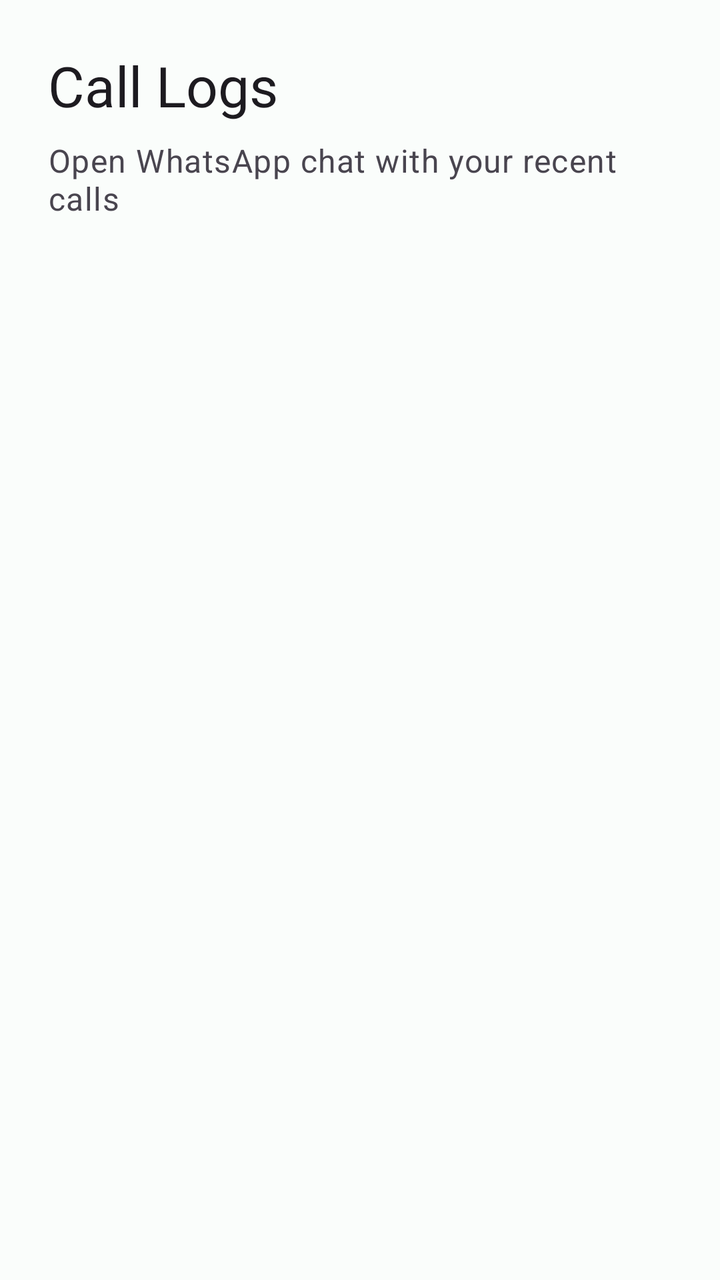
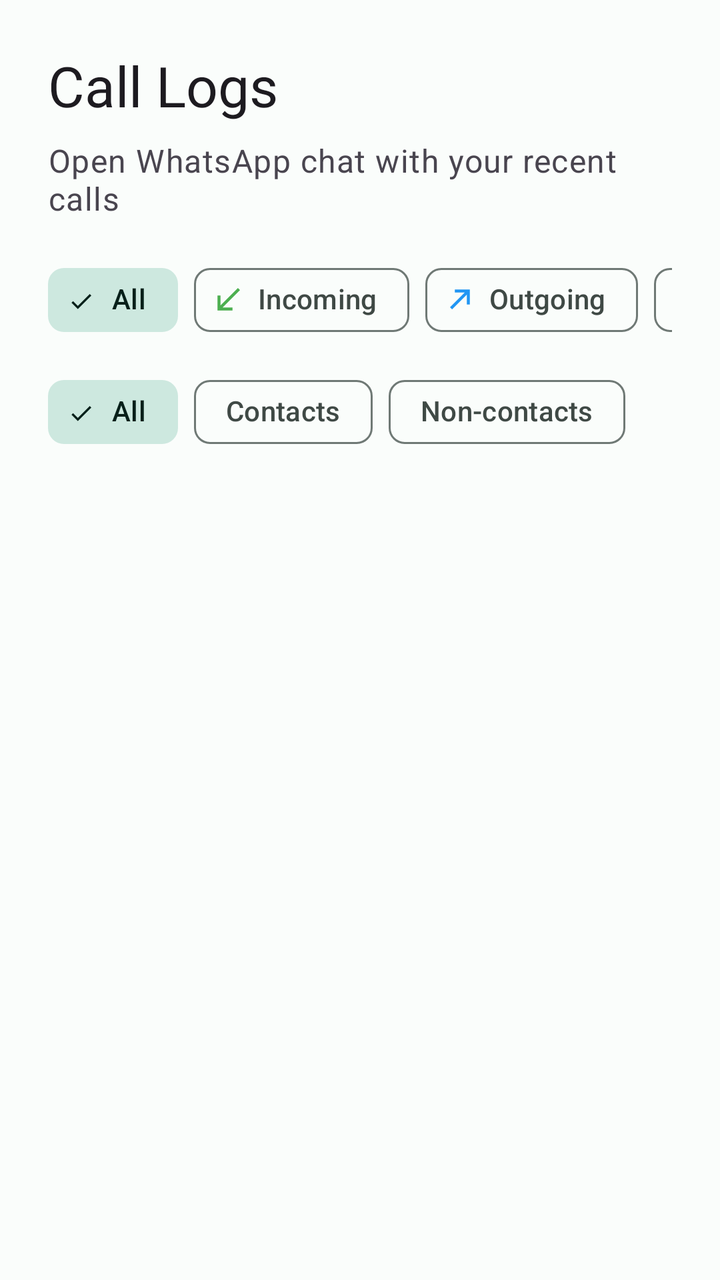

Two renders of the same Android screen: before a commit and after it. Below are the layout's source before the change and the commit's diff.
<!-- AndroidManifest.xml: application theme Theme.WhatsOpen -->
<!-- res/layout/fragment_call_logs.xml -->
<?xml version="1.0" encoding="utf-8"?>
<androidx.constraintlayout.widget.ConstraintLayout xmlns:android="http://schemas.android.com/apk/res/android"
    xmlns:app="http://schemas.android.com/apk/res-auto"
    android:layout_width="match_parent"
    android:layout_height="match_parent"
    android:padding="@dimen/screen_padding">

    <TextView
        android:id="@+id/title"
        android:layout_width="wrap_content"
        android:layout_height="wrap_content"
        android:text="@string/nav_call_logs"
        android:textAppearance="?attr/textAppearanceHeadlineMedium"
        app:layout_constraintStart_toStartOf="parent"
        app:layout_constraintTop_toTopOf="parent" />

    <TextView
        android:id="@+id/subtitle"
        android:layout_width="wrap_content"
        android:layout_height="wrap_content"
        android:layout_marginTop="@dimen/spacing_title_subtitle"
        android:text="@string/call_logs_subtitle"
        android:textAppearance="?attr/textAppearanceBodyLarge"
        android:textColor="?android:textColorSecondary"
        app:layout_constraintStart_toStartOf="parent"
        app:layout_constraintTop_toBottomOf="@id/title" />

    <androidx.recyclerview.widget.RecyclerView
        android:id="@+id/recyclerView"
        android:layout_width="match_parent"
        android:layout_height="0dp"
        android:layout_marginTop="@dimen/spacing_subtitle_content"
        android:clipToPadding="false"
        android:paddingBottom="16dp"
        app:layout_constraintBottom_toBottomOf="parent"
        app:layout_constraintTop_toBottomOf="@id/subtitle" />

    <LinearLayout
        android:id="@+id/empty_state"
        android:layout_width="wrap_content"
        android:layout_height="wrap_content"
        android:gravity="center"
        android:orientation="vertical"
        android:visibility="gone"
        app:layout_constraintBottom_toBottomOf="parent"
        app:layout_constraintEnd_toEndOf="parent"
        app:layout_constraintStart_toStartOf="parent"
        app:layout_constraintTop_toBottomOf="@id/subtitle">

        <ImageView
            android:layout_width="64dp"
            android:layout_height="64dp"
            android:alpha="0.5"
            android:importantForAccessibility="no"
            android:src="@drawable/ic_call_log"
            app:tint="?android:textColorSecondary" />

        <TextView
            android:id="@+id/empty_state_title"
            android:layout_width="wrap_content"
            android:layout_height="wrap_content"
            android:layout_marginTop="16dp"
            android:text="@string/empty_call_logs_title"
            android:textAppearance="?attr/textAppearanceTitleMedium" />

        <TextView
            android:id="@+id/empty_state_description"
            android:layout_width="wrap_content"
            android:layout_height="wrap_content"
            android:layout_marginTop="8dp"
            android:gravity="center"
            android:text="@string/empty_call_logs_description"
            android:textAppearance="?attr/textAppearanceBodyMedium"
            android:textColor="?android:textColorSecondary" />

        <com.google.android.material.button.MaterialButton
            android:id="@+id/grant_permission_button"
            style="?attr/materialButtonOutlinedStyle"
            android:layout_width="wrap_content"
            android:layout_height="wrap_content"
            android:layout_marginTop="16dp"
            android:text="@string/grant_permission"
            android:textAllCaps="false"
            android:visibility="gone" />

    </LinearLayout>

</androidx.constraintlayout.widget.ConstraintLayout>
<!-- resources referenced by this layout -->
<resources>
  <dimen name="screen_padding">24dp</dimen>
  <dimen name="spacing_subtitle_content">32dp</dimen>
  <dimen name="spacing_title_subtitle">8dp</dimen>
  <string name="call_logs_subtitle">Open WhatsApp chat with your recent calls</string>
  <string name="empty_call_logs_description">Your recent calls will appear here</string>
  <string name="empty_call_logs_title">No recent calls</string>
  <string name="grant_permission">Grant Permission</string>
  <string name="nav_call_logs">Call Logs</string>
  <style name="Theme.WhatsOpen" parent="Base.Theme.WhatsOpen" />
  <color name="md_theme_light_primary">#006B5E</color>
  <color name="md_theme_light_onPrimary">#FFFFFF</color>
  <color name="md_theme_light_primaryContainer">#74F8DC</color>
  <color name="md_theme_light_onPrimaryContainer">#00201B</color>
  <color name="md_theme_light_secondary">#4B635C</color>
  <color name="md_theme_light_onSecondary">#FFFFFF</color>
  <color name="md_theme_light_secondaryContainer">#CDE8DF</color>
  <color name="md_theme_light_onSecondaryContainer">#07201A</color>
  <color name="md_theme_light_tertiary">#416278</color>
  <color name="md_theme_light_onTertiary">#FFFFFF</color>
  <color name="md_theme_light_tertiaryContainer">#C5E7FF</color>
  <color name="md_theme_light_onTertiaryContainer">#001E2F</color>
  <color name="md_theme_light_error">#BA1A1A</color>
  <color name="md_theme_light_onError">#FFFFFF</color>
  <color name="md_theme_light_errorContainer">#FFDAD6</color>
  <color name="md_theme_light_onErrorContainer">#410002</color>
  <color name="md_theme_light_background">#FAFDFB</color>
  <color name="md_theme_light_onBackground">#191C1B</color>
  <color name="md_theme_light_surface">#FAFDFB</color>
  <color name="md_theme_light_onSurface">#191C1B</color>
  <color name="md_theme_light_surfaceVariant">#DAE5E0</color>
  <color name="md_theme_light_onSurfaceVariant">#3F4945</color>
  <color name="md_theme_light_outline">#6F7975</color>
  <color name="md_theme_light_outlineVariant">#BEC9C4</color>
  <color name="md_theme_light_surfaceContainer">#EEF1EF</color>
  <color name="md_theme_light_surfaceContainerHigh">#E8EBE9</color>
  <!-- unchanged entries left out for length: 2 -->
</resources>

<!-- the commit's change to res/layout/fragment_call_logs.xml (unified diff, before → after) -->
@@ -25,15 +25,110 @@
         app:layout_constraintStart_toStartOf="parent"
         app:layout_constraintTop_toBottomOf="@id/title" />
 
+    <HorizontalScrollView
+        android:id="@+id/call_type_filter_scroll"
+        android:layout_width="match_parent"
+        android:layout_height="wrap_content"
+        android:layout_marginTop="@dimen/spacing_subtitle_filters"
+        android:scrollbars="none"
+        app:layout_constraintStart_toStartOf="parent"
+        app:layout_constraintTop_toBottomOf="@id/subtitle">
+
+        <com.google.android.material.chip.ChipGroup
+            android:id="@+id/call_type_chip_group"
+            android:layout_width="wrap_content"
+            android:layout_height="wrap_content"
+            app:singleSelection="true"
+            app:selectionRequired="true">
+
+            <com.google.android.material.chip.Chip
+                android:id="@+id/chip_all"
+                style="@style/Widget.Material3.Chip.Filter"
+                android:layout_width="wrap_content"
+                android:layout_height="wrap_content"
+                android:checked="true"
+                android:text="@string/filter_all" />
+
+            <com.google.android.material.chip.Chip
+                android:id="@+id/chip_incoming"
+                style="@style/Widget.Material3.Chip.Filter"
+                android:layout_width="wrap_content"
+                android:layout_height="wrap_content"
+                android:text="@string/filter_incoming"
+                app:chipIcon="@drawable/ic_call_incoming"
+                app:chipIconVisible="true" />
+
+            <com.google.android.material.chip.Chip
+                android:id="@+id/chip_outgoing"
+                style="@style/Widget.Material3.Chip.Filter"
+                android:layout_width="wrap_content"
+                android:layout_height="wrap_content"
+                android:text="@string/filter_outgoing"
+                app:chipIcon="@drawable/ic_call_outgoing"
+                app:chipIconVisible="true" />
+
+            <com.google.android.material.chip.Chip
+                android:id="@+id/chip_missed"
+                style="@style/Widget.Material3.Chip.Filter"
+                android:layout_width="wrap_content"
+                android:layout_height="wrap_content"
+                android:text="@string/filter_missed"
+                app:chipIcon="@drawable/ic_call_missed"
+                app:chipIconVisible="true" />
+
+        </com.google.android.material.chip.ChipGroup>
+    </HorizontalScrollView>
+
+    <HorizontalScrollView
+        android:id="@+id/contact_filter_scroll"
+        android:layout_width="match_parent"
+        android:layout_height="wrap_content"
+        android:layout_marginTop="@dimen/chip_spacing"
+        android:scrollbars="none"
+        app:layout_constraintStart_toStartOf="parent"
+        app:layout_constraintTop_toBottomOf="@id/call_type_filter_scroll">
+
+        <com.google.android.material.chip.ChipGroup
+            android:id="@+id/contact_status_chip_group"
+            android:layout_width="wrap_content"
+            android:layout_height="wrap_content"
+            app:singleSelection="true"
+            app:selectionRequired="true">
+
+            <com.google.android.material.chip.Chip
+                android:id="@+id/chip_all_contacts"
+                style="@style/Widget.Material3.Chip.Filter"
+                android:layout_width="wrap_content"
+                android:layout_height="wrap_content"
+                android:checked="true"
+                android:text="@string/filter_all" />
+
+            <com.google.android.material.chip.Chip
+                android:id="@+id/chip_contacts_only"
+                style="@style/Widget.Material3.Chip.Filter"
+                android:layout_width="wrap_content"
+                android:layout_height="wrap_content"
+                android:text="@string/filter_contacts" />
+
+            <com.google.android.material.chip.Chip
+                android:id="@+id/chip_non_contacts_only"
+                style="@style/Widget.Material3.Chip.Filter"
+                android:layout_width="wrap_content"
+                android:layout_height="wrap_content"
+                android:text="@string/filter_non_contacts" />
+
+        </com.google.android.material.chip.ChipGroup>
+    </HorizontalScrollView>
+
     <androidx.recyclerview.widget.RecyclerView
         android:id="@+id/recyclerView"
         android:layout_width="match_parent"
         android:layout_height="0dp"
-        android:layout_marginTop="@dimen/spacing_subtitle_content"
+        android:layout_marginTop="@dimen/spacing_filters_content"
         android:clipToPadding="false"
         android:paddingBottom="16dp"
         app:layout_constraintBottom_toBottomOf="parent"
-        app:layout_constraintTop_toBottomOf="@id/subtitle" />
+        app:layout_constraintTop_toBottomOf="@id/contact_filter_scroll" />
 
     <LinearLayout
         android:id="@+id/empty_state"
@@ -45,7 +140,7 @@
         app:layout_constraintBottom_toBottomOf="parent"
         app:layout_constraintEnd_toEndOf="parent"
         app:layout_constraintStart_toStartOf="parent"
-        app:layout_constraintTop_toBottomOf="@id/subtitle">
+        app:layout_constraintTop_toBottomOf="@id/contact_filter_scroll">
 
         <ImageView
             android:layout_width="64dp"
<!-- resource entries referenced after the edit -->
@@ -1,11 +1,37 @@
 <!-- resources referenced by this layout -->
 <resources>
+  <dimen name="chip_spacing">8dp</dimen>
   <dimen name="screen_padding">24dp</dimen>
-  <dimen name="spacing_subtitle_content">32dp</dimen>
+  <dimen name="spacing_filters_content">16dp</dimen>
+  <dimen name="spacing_subtitle_filters">16dp</dimen>
   <dimen name="spacing_title_subtitle">8dp</dimen>
+  <!-- drawable ic_call_incoming (drawable) -->
+  <vector android:height="24dp" android:viewportHeight="24" android:viewportWidth="24"
+      android:width="24dp" xmlns:android="http://schemas.android.com/apk/res/android">
+      <path android:fillColor="#4CAF50"
+          android:pathData="M20,5.41L18.59,4 7,15.59V9H5v10h10v-2H8.41z"/>
+  </vector>
+  <!-- drawable ic_call_missed (drawable) -->
+  <vector android:height="24dp" android:viewportHeight="24" android:viewportWidth="24"
+      android:width="24dp" xmlns:android="http://schemas.android.com/apk/res/android">
+      <path android:fillColor="#F44336"
+          android:pathData="M19.59,7L12,14.59 6.41,9H11V7H3v8h2v-4.59l7,7 9,-9z"/>
+  </vector>
+  <!-- drawable ic_call_outgoing (drawable) -->
+  <vector android:height="24dp" android:viewportHeight="24" android:viewportWidth="24"
+      android:width="24dp" xmlns:android="http://schemas.android.com/apk/res/android">
+      <path android:fillColor="#2196F3"
+          android:pathData="M9,5v2h6.59l-9.83,9.83 1.41,1.41L17,8.41V15h2V5z"/>
+  </vector>
   <string name="call_logs_subtitle">Open WhatsApp chat with your recent calls</string>
   <string name="empty_call_logs_description">Your recent calls will appear here</string>
   <string name="empty_call_logs_title">No recent calls</string>
+  <string name="filter_all">All</string>
+  <string name="filter_contacts">Contacts</string>
+  <string name="filter_incoming">Incoming</string>
+  <string name="filter_missed">Missed</string>
+  <string name="filter_non_contacts">Non-contacts</string>
+  <string name="filter_outgoing">Outgoing</string>
   <string name="grant_permission">Grant Permission</string>
   <string name="nav_call_logs">Call Logs</string>
   <style name="Theme.WhatsOpen" parent="Base.Theme.WhatsOpen" />
